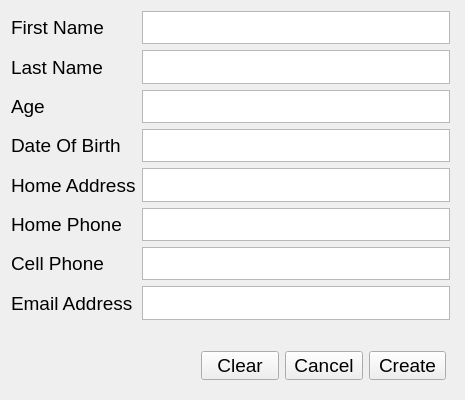
Old version of the form SimpleRegistry/SRCreateUser.ui in the repository rohitrtk/SimpleRegistry.
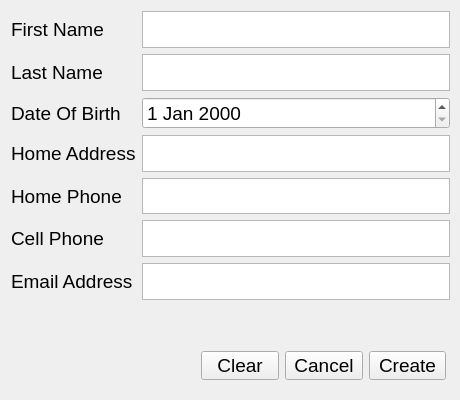
New version of the form.

Diff of the .ui file:
```diff
--- a/SimpleRegistry/SRCreateUser.ui
+++ b/SimpleRegistry/SRCreateUser.ui
@@ -6,7 +6,7 @@
    <rect>
     <x>0</x>
     <y>0</y>
-    <width>465</width>
+    <width>460</width>
     <height>400</height>
    </rect>
   </property>
@@ -25,7 +25,7 @@
      <x>0</x>
      <y>0</y>
      <width>461</width>
-     <height>331</height>
+     <height>311</height>
     </rect>
    </property>
    <layout class="QFormLayout" name="formLayout">
@@ -69,30 +69,6 @@
      </widget>
     </item>
     <item row="2" column="0">
-     <widget class="QLabel" name="label_age">
-      <property name="font">
-       <font>
-        <pointsize>14</pointsize>
-       </font>
-      </property>
-      <property name="text">
-       <string>Age</string>
-      </property>
-     </widget>
-    </item>
-    <item row="2" column="1">
-     <widget class="QTextEdit" name="textEdit_age">
-      <property name="font">
-       <font>
-        <pointsize>14</pointsize>
-       </font>
-      </property>
-      <property name="verticalScrollBarPolicy">
-       <enum>Qt::ScrollBarAlwaysOff</enum>
-      </property>
-     </widget>
-    </item>
-    <item row="3" column="0">
      <widget class="QLabel" name="label_dateOfBirth">
       <property name="font">
        <font>
@@ -104,22 +80,16 @@
       </property>
      </widget>
     </item>
-    <item row="3" column="1">
-     <widget class="QTextEdit" name="textEdit_dateOfBirth">
+    <item row="2" column="1">
+     <widget class="QDateEdit" name="dateEdit_dateOfBirth">
       <property name="font">
        <font>
         <pointsize>14</pointsize>
        </font>
       </property>
-      <property name="toolTip">
-       <string extracomment="fgfgf"/>
-      </property>
-      <property name="verticalScrollBarPolicy">
-       <enum>Qt::ScrollBarAlwaysOff</enum>
-      </property>
      </widget>
     </item>
-    <item row="4" column="0">
+    <item row="3" column="0">
      <widget class="QLabel" name="label_var1">
       <property name="font">
        <font>
@@ -131,7 +101,7 @@
       </property>
      </widget>
     </item>
-    <item row="4" column="1">
+    <item row="3" column="1">
      <widget class="QTextEdit" name="textEdit_var1">
       <property name="font">
        <font>
@@ -143,7 +113,7 @@
       </property>
      </widget>
     </item>
-    <item row="5" column="0">
+    <item row="4" column="0">
      <widget class="QLabel" name="label_var2">
       <property name="font">
        <font>
@@ -155,7 +125,7 @@
       </property>
      </widget>
     </item>
-    <item row="5" column="1">
+    <item row="4" column="1">
      <widget class="QTextEdit" name="textEdit_var2">
       <property name="font">
        <font>
@@ -167,7 +137,7 @@
       </property>
      </widget>
     </item>
-    <item row="6" column="0">
+    <item row="5" column="0">
      <widget class="QLabel" name="label_var3">
       <property name="font">
        <font>
@@ -179,7 +149,7 @@
       </property>
      </widget>
     </item>
-    <item row="6" column="1">
+    <item row="5" column="1">
      <widget class="QTextEdit" name="textEdit_var3">
       <property name="font">
        <font>
@@ -191,7 +161,7 @@
       </property>
      </widget>
     </item>
-    <item row="7" column="0">
+    <item row="6" column="0">
      <widget class="QLabel" name="label_var4">
       <property name="font">
        <font>
@@ -203,7 +173,7 @@
       </property>
      </widget>
     </item>
-    <item row="7" column="1">
+    <item row="6" column="1">
      <widget class="QTextEdit" name="textEdit_var4">
       <property name="font">
        <font>
```
Left out of the diff: 24 changed lines with no effect on the pictures.
